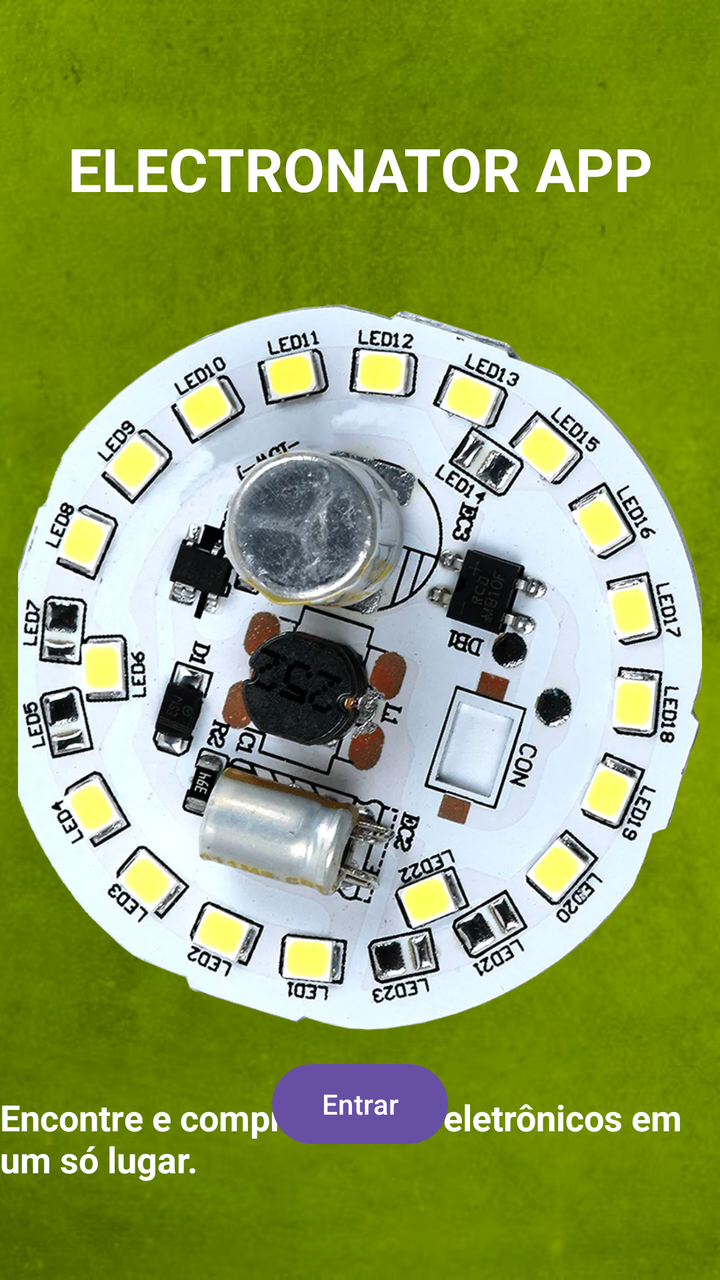
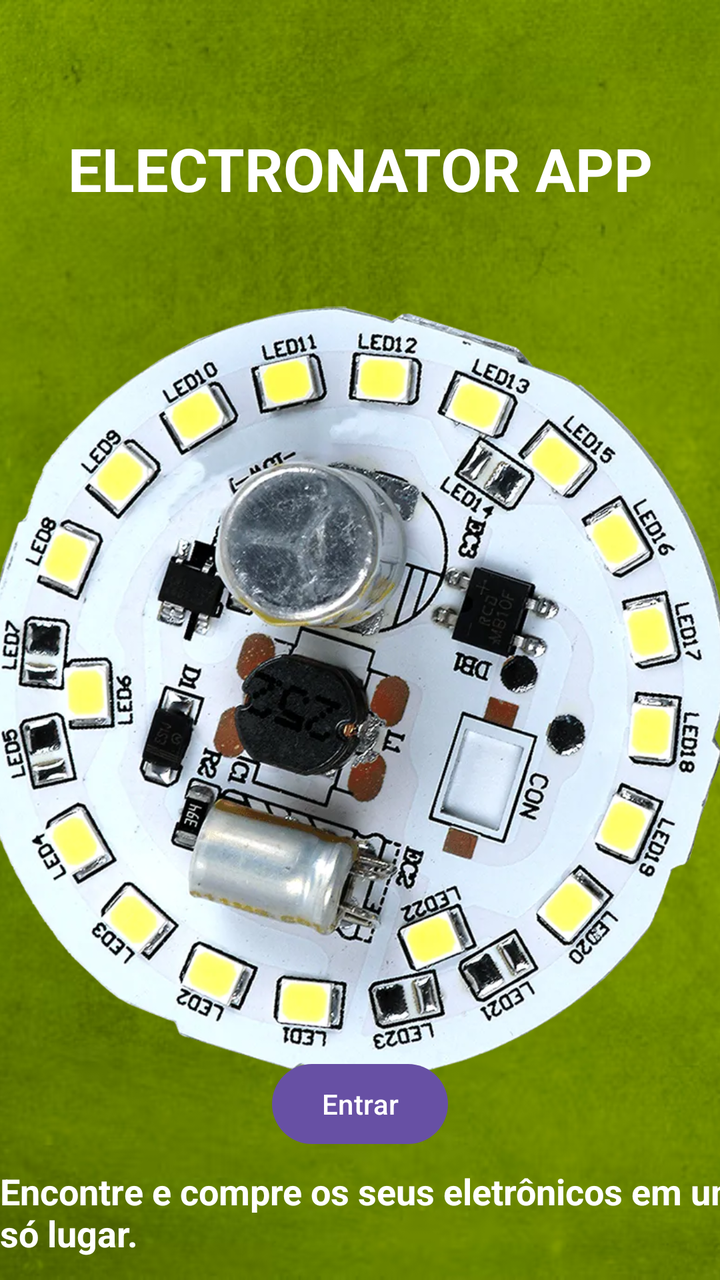

Two renders of the same Android screen: before a commit and after it. Below are the layout's source before the change and the commit's diff.
<!-- AndroidManifest.xml: application theme Theme.Electronator -->
<!-- res/layout/activity_main.xml -->
<?xml version="1.0" encoding="utf-8"?>
<androidx.constraintlayout.widget.ConstraintLayout xmlns:android="http://schemas.android.com/apk/res/android"
    xmlns:app="http://schemas.android.com/apk/res-auto"
    xmlns:tools="http://schemas.android.com/tools"
    android:layout_width="match_parent"
    android:layout_height="match_parent"
    tools:context=".MainActivity">

    <ImageView
        android:id="@+id/imageView3"
        android:layout_width="0dp"
        android:layout_height="0dp"
        android:scaleType="centerCrop"
        app:layout_constraintBottom_toBottomOf="parent"
        app:layout_constraintEnd_toEndOf="parent"
        app:layout_constraintStart_toStartOf="parent"
        app:layout_constraintTop_toTopOf="parent"
        app:srcCompat="@drawable/img" />

    <TextView
        android:id="@+id/electronatorTextView"
        android:layout_width="wrap_content"
        android:layout_height="wrap_content"
        android:layout_marginTop="64dp"
        android:text="ELECTRONATOR APP"
        android:textColor="@android:color/white"
        android:textSize="30sp"
        android:textStyle="bold"
        app:layout_constraintEnd_toEndOf="parent"
        app:layout_constraintStart_toStartOf="parent"
        app:layout_constraintTop_toTopOf="parent" />

    <ImageView
        android:id="@+id/imageView7"
        android:layout_width="342dp"
        android:layout_height="394dp"
        android:layout_marginTop="32dp"
        android:scaleType="centerCrop"
        app:layout_constraintEnd_toEndOf="parent"
        app:layout_constraintStart_toStartOf="parent"
        app:layout_constraintTop_toBottomOf="@id/electronatorTextView"
        app:srcCompat="@drawable/metal" />

    <TextView
        android:id="@+id/descriptionTextView"
        android:layout_width="wrap_content"
        android:layout_height="wrap_content"
        android:layout_marginTop="16dp"
        android:text="Encontre e compre os seus eletrônicos em um só lugar."
        android:textColor="@android:color/white"
        android:textSize="18sp"
        android:textStyle="bold"
        app:layout_constraintEnd_toEndOf="parent"
        app:layout_constraintStart_toStartOf="parent"
        app:layout_constraintTop_toBottomOf="@id/imageView7" />

    <Button
        android:id="@+id/button2"
        android:layout_width="wrap_content"
        android:layout_height="wrap_content"
        android:layout_marginBottom="64dp"
        android:text="Entrar"
        app:layout_constraintBottom_toBottomOf="parent"
        app:layout_constraintEnd_toEndOf="parent"
        app:layout_constraintStart_toStartOf="parent" />

</androidx.constraintlayout.widget.ConstraintLayout>
<!-- resources referenced by this layout -->
<resources>
  <!-- drawable img: png bitmap (drawable, 346847 bytes) -->
  <!-- drawable metal: png bitmap (drawable, 105914 bytes) -->
  <style name="Theme.Electronator" parent="Theme.MaterialComponents.DayNight.DarkActionBar">
          
          <item name="colorPrimary">@color/purple_500</item>
          <item name="colorPrimaryVariant">@color/purple_700</item>
          <item name="colorOnPrimary">@color/white</item>
          
          <item name="colorSecondary">@color/teal_200</item>
          <item name="colorSecondaryVariant">@color/teal_700</item>
          <item name="colorOnSecondary">@color/black</item>
          
          <item name="android:statusBarColor" tools:targetApi="21">?attr/colorPrimaryVariant</item>
          
      </style>
  <color name="purple_500">#FF6200EE</color>
  <color name="purple_700">#FF3700B3</color>
  <color name="white">#FFFFFFFF</color>
  <color name="teal_200">#FF03DAC5</color>
  <color name="teal_700">#FF018786</color>
  <color name="black">#FF000000</color>
</resources>

<!-- the commit's change to res/layout/activity_main.xml (unified diff, before → after) -->
@@ -32,8 +32,8 @@
 
     <ImageView
         android:id="@+id/imageView7"
-        android:layout_width="342dp"
-        android:layout_height="394dp"
+        android:layout_width="370dp"
+        android:layout_height="419dp"
         android:layout_marginTop="32dp"
         android:scaleType="centerCrop"
         app:layout_constraintEnd_toEndOf="parent"
@@ -43,14 +43,15 @@
 
     <TextView
         android:id="@+id/descriptionTextView"
-        android:layout_width="wrap_content"
-        android:layout_height="wrap_content"
-        android:layout_marginTop="16dp"
+        android:layout_width="388dp"
+        android:layout_height="47dp"
+        android:layout_marginTop="28dp"
         android:text="Encontre e compre os seus eletrônicos em um só lugar."
         android:textColor="@android:color/white"
         android:textSize="18sp"
         android:textStyle="bold"
         app:layout_constraintEnd_toEndOf="parent"
+        app:layout_constraintHorizontal_bias="0.0"
         app:layout_constraintStart_toStartOf="parent"
         app:layout_constraintTop_toBottomOf="@id/imageView7" />
 
